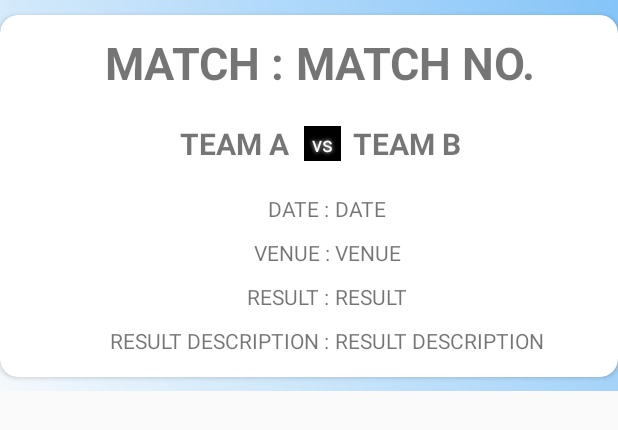
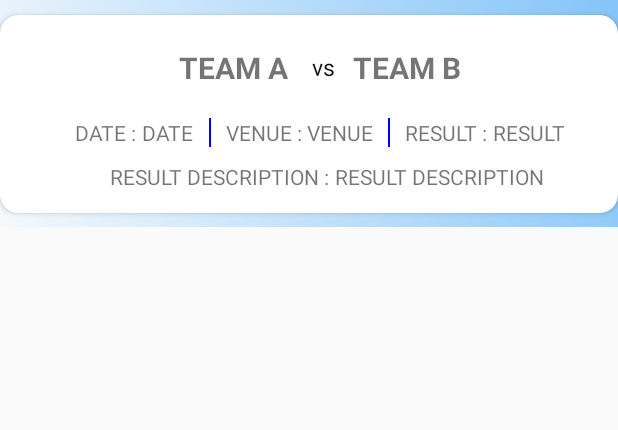
Before and after one commit to Kush148/CPL, an Android app: the layout schedule_list.xml on its own in the app's theme, with its tools: preview values and no code run, on a phone screen of 412 x 824 dp. Shown: the top 430 px of the screen. Run offline under Robolectric (Android 15) with nearby library versions, the phone set to English and light mode, and no system bars.

Commit message:
modification in layout files

```diff
--- a/app/src/main/java/com/example/cpl/Constants.java
+++ b/app/src/main/java/com/example/cpl/Constants.java
@@ -1,7 +1,7 @@
 package com.example.cpl;
 
 public class Constants {
-    public static String localHost = "192.168.2.22:8080";
+    public static String localHost = "192.168.2.23:8080";
     public static String projectPath = "WebServicesCPL/cpl/";
     public static String userId = "";
     public static String userType = "";
--- a/app/src/main/java/com/example/cpl/ScheduleAdapter.java
+++ b/app/src/main/java/com/example/cpl/ScheduleAdapter.java
@@ -33,7 +33,7 @@ public class ScheduleAdapter extends RecyclerView.Adapter<ScheduleAdapter.ViewHo
 
         scheduleList = listOfschedule.get(position);
 
-        holder.tvMatchNo.setText(Integer.toString(scheduleList.getMatchNo()));
+
         holder.tvTeamA.setText(scheduleList.getTeamA());
         holder.tvTeamB.setText(scheduleList.getTeamB());
         holder.tvDate.setText(scheduleList.getDate());
@@ -54,7 +54,7 @@ public class ScheduleAdapter extends RecyclerView.Adapter<ScheduleAdapter.ViewHo
 
         public ViewHolder(@NonNull final View itemView) {
             super(itemView);
-            tvMatchNo=itemView.findViewById(R.id.tv_matchNo);
+
             tvTeamA = itemView.findViewById(R.id.tv_teamA);
             tvTeamB = itemView.findViewById(R.id.tv_teamB);
             tvDate = itemView.findViewById(R.id.tv_date);
--- a/app/src/main/java/com/example/cpl/ViewScheduleFragment.java
+++ b/app/src/main/java/com/example/cpl/ViewScheduleFragment.java
@@ -115,7 +115,6 @@ public class ViewScheduleFragment extends Fragment {
                 for (int i = 0; i < scheduleArray.length(); i++) {
                     singleSchedule = scheduleArray.getJSONObject(i);
 
-                    int matchNo = singleSchedule.getInt("Match Number");
                     String teamA = singleSchedule.getString("TeamA");
                     String teamB = singleSchedule.getString("TeamB");
                     String date = singleSchedule.getString("Date");
@@ -123,7 +122,7 @@ public class ViewScheduleFragment extends Fragment {
                     String result = singleSchedule.getString("Result");
                     String resultDescription = singleSchedule.getString("Result Description");
 
-                    scheduleList.add(new ViewSchedule(matchNo, teamA, teamB, date, venue, result, resultDescription));
+                    scheduleList.add(new ViewSchedule(teamA, teamB, date, venue, result, resultDescription));
                 }
             } catch (MalformedURLException e) {
                 e.printStackTrace();
--- a/app/src/main/res/layout/fragment_point_table.xml
+++ b/app/src/main/res/layout/fragment_point_table.xml
@@ -41,14 +41,15 @@
         android:layout_height="wrap_content"
         android:layout_marginTop="3dp"
         android:text="Select Season"
+        android:textStyle="bold"
         app:layout_constraintStart_toStartOf="parent"
         app:layout_constraintTop_toBottomOf="@+id/tvTablePoints"></TextView>
 
     <Spinner
         android:id="@+id/spinner"
-        android:layout_width="100dp"
+        android:layout_width="200dp"
         android:layout_height="wrap_content"
-        android:layout_marginStart="10dp"
+        android:layout_marginStart="20dp"
         android:background="@drawable/spinner_border"
         app:layout_constraintStart_toEndOf="@+id/tv_spinner"
         app:layout_constraintTop_toTopOf="@+id/tv_spinner" />
--- a/app/src/main/res/layout/schedule_list.xml
+++ b/app/src/main/res/layout/schedule_list.xml
@@ -24,29 +24,6 @@
             android:layout_marginTop="1dp"
             android:layout_marginBottom="9dp">
 
-            <LinearLayout
-                android:layout_width="match_parent"
-                android:layout_height="match_parent"
-                android:orientation="horizontal"
-                android:layout_marginTop="10dp"
-                android:gravity="center"
-                android:layout_marginStart="15dp">
-
-                <TextView
-                    android:layout_width="wrap_content"
-                    android:layout_height="wrap_content"
-                    android:text="MATCH : "
-                    android:textSize="30dp"
-                    android:textStyle="bold" />
-                <TextView
-                    android:id="@+id/tv_matchNo"
-                    android:inputType="textCapCharacters"
-                    android:layout_width="wrap_content"
-                    android:layout_height="wrap_content"
-                    android:textSize="30dp"
-                    android:textStyle="bold"
-                    android:text="MATCH NO."/>
-            </LinearLayout>
 
             <LinearLayout
                 android:layout_width="match_parent"
@@ -69,13 +46,9 @@
                     android:layout_height="wrap_content"
                     android:paddingLeft="2dp"
                     android:text=" vs "
-                    android:textColor="@color/white"
-                    android:padding="2dp"
-                    android:shadowColor="@color/white"
-                    android:background="#000000"
-                    android:shadowDx="0"
-                    android:shadowDy="0"
-                    android:shadowRadius="3"
+                    android:textSize="15dp"
+                    android:textColor="#111111"
+
                     android:layout_marginStart="10dp"/>
                 <TextView
                     android:id="@+id/tv_teamB"
@@ -100,24 +73,18 @@
                     android:layout_width="wrap_content"
                     android:layout_height="wrap_content"
                     android:text="DATE : "
-                    android:layout_marginStart="10dp"/>
+                    />
                 <TextView
                     android:id="@+id/tv_date"
                     android:inputType="textCapCharacters"
                     android:layout_width="wrap_content"
                     android:layout_height="wrap_content"
                     android:text="DATE"/>
-            </LinearLayout>
-
-
-            <LinearLayout
-                android:layout_width="match_parent"
-                android:layout_height="match_parent"
-                android:orientation="horizontal"
-                android:gravity="center"
-                android:layout_marginTop="10dp"
-                android:layout_marginStart="15dp">
-
+                <View
+                    android:layout_width="1dp"
+                    android:layout_marginStart="10dp"
+                    android:layout_height="fill_parent"
+                    android:background="#FF0000FF" />
                 <TextView
                     android:layout_width="wrap_content"
                     android:layout_height="wrap_content"
@@ -129,15 +96,12 @@
                     android:layout_width="wrap_content"
                     android:layout_height="wrap_content"
                     android:text="VENUE"/>
-            </LinearLayout>
-            <LinearLayout
-                android:layout_width="match_parent"
-                android:layout_height="match_parent"
-                android:orientation="horizontal"
-                android:gravity="center"
-                android:layout_marginTop="10dp"
-                android:layout_marginStart="15dp">
 
+                <View
+                    android:layout_width="1dp"
+                    android:layout_marginStart="10dp"
+                    android:layout_height="fill_parent"
+                    android:background="#FF0000FF" />
                 <TextView
                     android:layout_width="wrap_content"
                     android:layout_height="wrap_content"
@@ -149,7 +113,10 @@
                     android:layout_width="wrap_content"
                     android:layout_height="wrap_content"
                     android:text="RESULT"/>
+
             </LinearLayout>
+
+
             <LinearLayout
                 android:layout_width="match_parent"
                 android:layout_height="match_parent"
```
Also changed, not shown: app/src/main/java/com/example/cpl/ViewSchedule.java (+3 -10 lines), app/src/main/res/layout/list_item_team.xml (+12 -19 lines).
